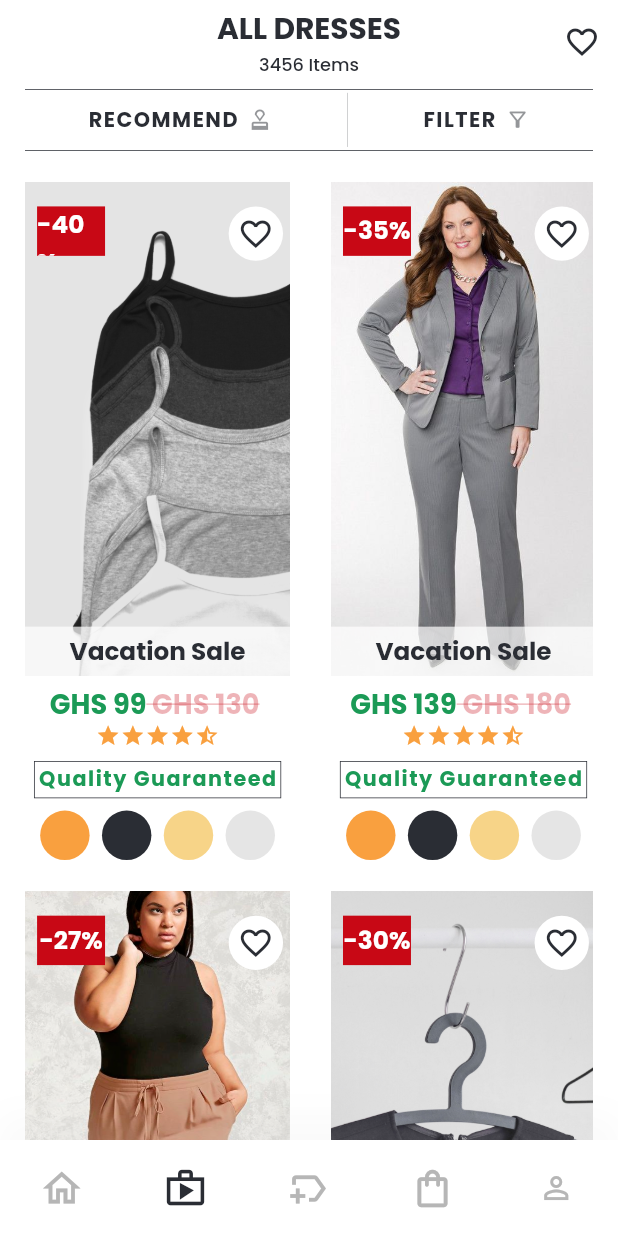
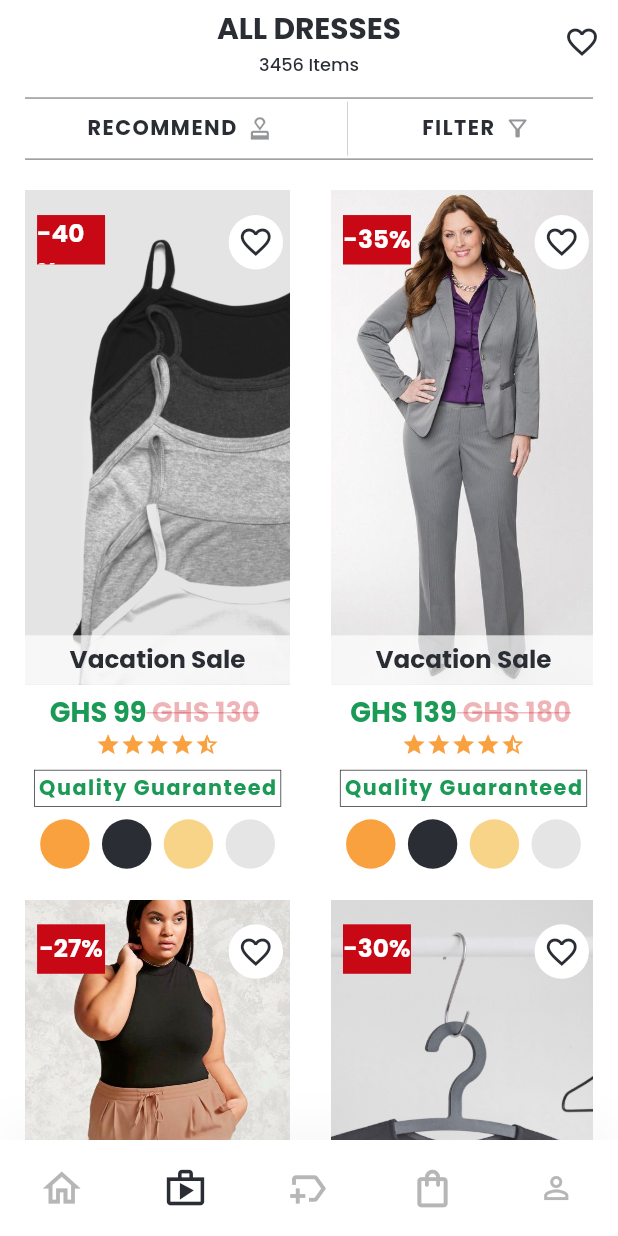
Before and after one commit to kennedyowusu/cjays_apparel_mobile, a Flutter app: the ShopScreen screen opened by its route, after a tap on the "shop" icon, on a phone screen of 412 x 824 dp. Run offline on Flutter 3.47's test engine with Material 2 defaults, Android fonts, the light colour scheme and no system bars; our stand-ins replace community_material_icon, flutter_secure_storage, flutter_spinkit, flutter_svg, get, google_fonts and 1 more; accounts and stored records are empty.

Commit message:
refine some screens

```diff
--- a/lib/views/home/components/home_body.dart
+++ b/lib/views/home/components/home_body.dart
@@ -98,9 +98,20 @@ class _HomeBodyState extends State<HomeBody> with TickerProviderStateMixin {
                           itemBuilder: (_, i) {
                             return Column(
                               children: [
+                                SizedBox(
+                                  height: height * 0.007,
+                                ),
                                 Container(
                                   height: height * 0.060,
                                   width: width * 0.94,
+                                  padding: EdgeInsets.only(
+                                    left: height * 0.012,
+                                  ),
+                                  margin: EdgeInsets.only(
+                                    right: 10,
+                                    top: height * 0.007,
+                                    bottom: 0,
+                                  ),
                                   color: Colors.black,
                                   child: Center(
                                     child: Text(
@@ -395,10 +406,13 @@ class _HomeBodyState extends State<HomeBody> with TickerProviderStateMixin {
                               crossAxisAlignment: CrossAxisAlignment.center,
                               children: [
                                 SizedBox(
-                                  height: height * 0.005,
+                                  height: height * 0.015,
                                 ),
                                 Row(
                                   children: [
+                                    SizedBox(
+                                      height: height * 0.007,
+                                    ),
                                     CurveAndPlusCard(
                                       height: height,
                                       width: width,
@@ -409,7 +423,7 @@ class _HomeBodyState extends State<HomeBody> with TickerProviderStateMixin {
                                       image: ProjectImages.kBeach,
                                     ),
                                     SizedBox(
-                                      width: width * 0.055,
+                                      width: width * 0.020,
                                     ),
                                     CurveAndPlusCard(
                                       height: height,
@@ -469,7 +483,7 @@ class _HomeBodyState extends State<HomeBody> with TickerProviderStateMixin {
                                           : Icons.favorite_border,
                                     ),
                                     SizedBox(
-                                      width: width * 0.055,
+                                      width: width * 0.030,
                                     ),
                                     CurveAndPlusProductCard(
                                       height: height,
@@ -509,7 +523,7 @@ class _HomeBodyState extends State<HomeBody> with TickerProviderStateMixin {
                                           : Icons.favorite_border,
                                     ),
                                     SizedBox(
-                                      width: width * 0.055,
+                                      width: width * 0.030,
                                     ),
                                     CurveAndPlusProductCard(
                                       height: height,
@@ -533,8 +547,14 @@ class _HomeBodyState extends State<HomeBody> with TickerProviderStateMixin {
                           },
                         ),
 
-                        Center(
-                          child: Text(
+                        // Grand Mother Starts Here
+                        ListView.builder(
+                          itemCount: 1,
+                          itemBuilder: (c, i) {
+                            return Column(
+                              mainAxisAlignment: MainAxisAlignment.center,
+                              children: [
+                                Text(
                                   "I will figure out what to put here soon"
                                       .toUpperCase(),
                                   style: kTabBarItemFontStyle.copyWith(
@@ -544,7 +564,10 @@ class _HomeBodyState extends State<HomeBody> with TickerProviderStateMixin {
                                     color: ProjectColors.kBlackColor,
                                   ),
                                 ),
-                        ),
+                              ],
+                            );
+                          },
+                        )
                       ],
                     ),
                   ),
--- a/lib/views/home/home.dart
+++ b/lib/views/home/home.dart
@@ -12,6 +12,7 @@ class HomeScreen extends StatelessWidget {
   @override
   Widget build(BuildContext context) {
     double height = MediaQuery.of(context).size.height;
+    double width = MediaQuery.of(context).size.width;
     return SafeArea(
       child: Scaffold(
         backgroundColor: ProjectColors.kWhiteColor,
@@ -52,7 +53,7 @@ class HomeScreen extends StatelessWidget {
           ),
         ),
         body: Padding(
-          padding: EdgeInsets.only(left: height * 0.0, right: 0),
+          padding: EdgeInsets.symmetric(horizontal: width * 0.020),
           child: HomeBody(),
         ),
         bottomNavigationBar: CustomBottomNavBar(selectedMenu: MenuState.home),
--- a/lib/views/shop/components/shop_body.dart
+++ b/lib/views/shop/components/shop_body.dart
@@ -25,6 +25,9 @@ class ShopBody extends StatelessWidget {
       itemBuilder: (c, i) {
         return Column(
           children: [
+            SizedBox(
+              height: height * 0.007,
+            ),
             Container(
               height: height * 0.05,
               width: double.infinity,
@@ -61,7 +64,7 @@ class ShopBody extends StatelessWidget {
                         ),
                         Icon(
                           Icons.approval_outlined,
-                          size: height * 0.020,
+                          size: height * 0.022,
                           color: ProjectColors.kBlackColor.withOpacity(0.5),
                         ),
                       ],
@@ -88,7 +91,7 @@ class ShopBody extends StatelessWidget {
                         ),
                         Icon(
                           Icons.filter_alt_outlined,
-                          size: height * 0.020,
+                          size: height * 0.022,
                           color: ProjectColors.kBlackColor.withOpacity(0.5),
                         ),
                       ],
@@ -147,7 +150,6 @@ class ShopBody extends StatelessWidget {
                     ColorsAllDresses(
                       height: height,
                       width: width,
-                      // color: ProjectColors.kBlackColor,
                     ),
                   ],
                 ),
```
Lines whose indentation alone changed are shown as unchanged.
